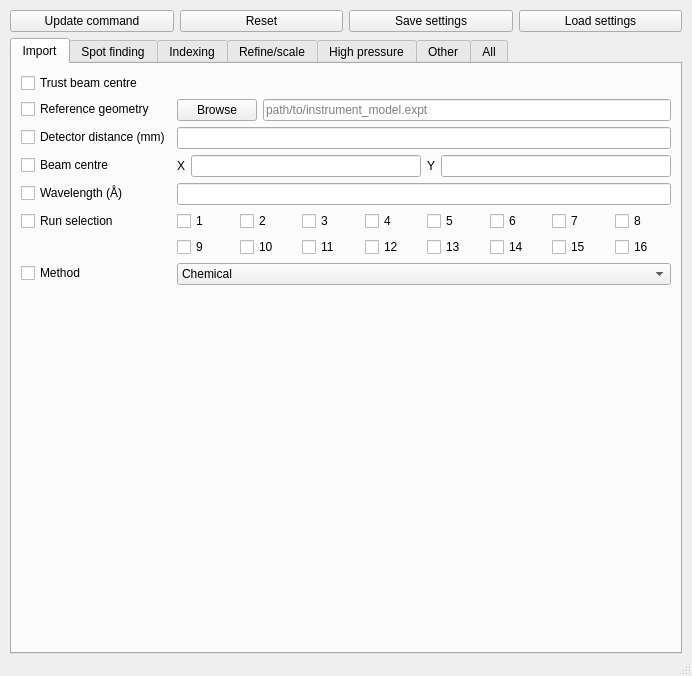
This is i19-gui/OptionsWindow.ui in xia2/i19-gui as Qt 5 draws it before an edit. The edited form follows.
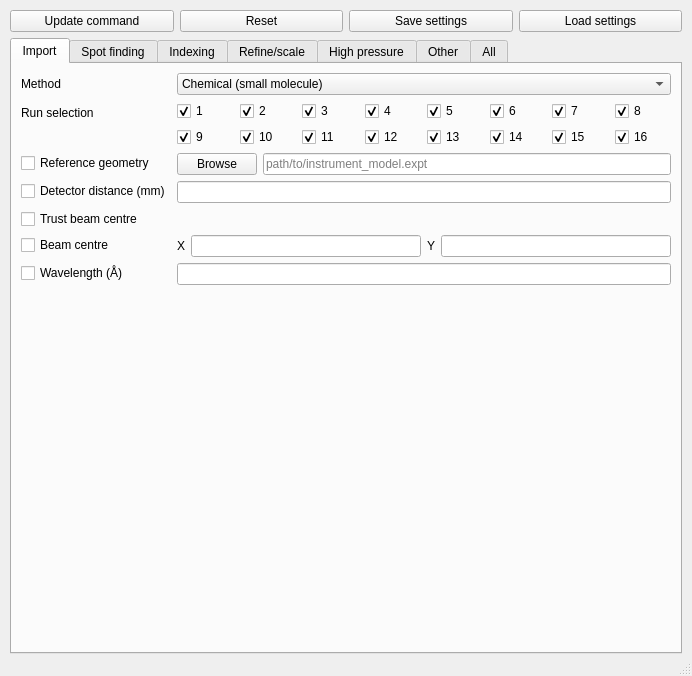
This is the edited form.

Commit message:
Define the translation of options to PHIL params
Also add some handy placeholder text in some of the options widgets.

The edit to the form file:
```diff
--- a/i19-gui/OptionsWindow.ui
+++ b/i19-gui/OptionsWindow.ui
@@ -85,16 +85,27 @@
        </attribute>
        <layout class="QFormLayout" name="formLayout_4">
         <item row="0" column="0">
-         <widget class="QCheckBox" name="import_TrustBeamCentre">
-          <property name="statusTip">
-           <string>Use the beam centre listed in the image headers, do not refine the beam centre.</string>
-          </property>
+         <widget class="QLabel" name="label_2">
           <property name="text">
-           <string>Trust beam centre</string>
+           <string>Method</string>
           </property>
          </widget>
         </item>
-        <item row="1" column="0">
+        <item row="0" column="1">
+         <widget class="QComboBox" name="comboBox">
+          <item>
+           <property name="text">
+            <string>Chemical (small molecule)</string>
+           </property>
+          </item>
+          <item>
+           <property name="text">
+            <string>Macromolecular</string>
+           </property>
+          </item>
+         </widget>
+        </item>
+        <item row="4" column="0">
          <widget class="QCheckBox" name="import_ReferenceGeometry">
           <property name="statusTip">
            <string>Use a calibrated instrument model (&lt;visit-directory&gt;/processed/dataset/DataFiles/*.expt).</string>
@@ -104,7 +115,7 @@
           </property>
          </widget>
         </item>
-        <item row="1" column="1">
+        <item row="4" column="1">
          <layout class="QHBoxLayout" name="horizontalLayout_6">
           <item>
            <widget class="QPushButton" name="importReferenceGeometryBrowse">
@@ -131,7 +142,7 @@
           </item>
          </layout>
         </item>
-        <item row="2" column="0">
+        <item row="5" column="0">
          <widget class="QCheckBox" name="import_DD">
           <property name="statusTip">
            <string>Override the detector distance.</string>
@@ -141,7 +152,7 @@
           </property>
          </widget>
         </item>
-        <item row="2" column="1">
+        <item row="5" column="1">
          <widget class="QLineEdit" name="import_DD_lineEdit">
           <property name="statusTip">
            <string>e.g. 85.19</string>
@@ -151,7 +162,7 @@
           </property>
          </widget>
         </item>
-        <item row="3" column="0">
+        <item row="7" column="0">
          <widget class="QCheckBox" name="import_BeamCentre">
           <property name="statusTip">
            <string>Override the beam centre from the image headers.</string>
@@ -161,7 +172,7 @@
           </property>
          </widget>
         </item>
-        <item row="3" column="1">
+        <item row="7" column="1">
          <layout class="QHBoxLayout" name="horizontalLayout_13">
           <item>
            <layout class="QHBoxLayout" name="horizontalLayout_12">
@@ -207,7 +218,7 @@
           </item>
          </layout>
         </item>
-        <item row="4" column="0">
+        <item row="8" column="0">
          <widget class="QCheckBox" name="import_Wavelengh">
           <property name="statusTip">
            <string>Override the wavelength.</string>
@@ -217,15 +228,15 @@
           </property>
          </widget>
         </item>
-        <item row="4" column="1">
+        <item row="8" column="1">
          <widget class="QLineEdit" name="import_wavelength_lineEdit">
           <property name="statusTip">
            <string>e.g. 0.6889</string>
           </property>
          </widget>
         </item>
-        <item row="5" column="0">
-         <widget class="QCheckBox" name="Import_RunSelectorr_checkBox">
+        <item row="2" column="0">
+         <widget class="QLabel" name="label_3">
           <property name="statusTip">
            <string>Select which sweeps to process.</string>
           </property>
@@ -234,13 +245,16 @@
           </property>
          </widget>
         </item>
-        <item row="5" column="1">
+        <item row="2" column="1">
          <layout class="QGridLayout" name="gridLayoutRunSelection">
           <item row="0" column="2">
            <widget class="QCheckBox" name="Import_RunSelectorr_checkBox_3">
             <property name="text">
              <string>3</string>
             </property>
+            <property name="checked">
+             <bool>true</bool>
+            </property>
            </widget>
           </item>
           <item row="1" column="0">
@@ -248,6 +262,9 @@
             <property name="text">
              <string>9</string>
             </property>
+            <property name="checked">
+             <bool>true</bool>
+            </property>
            </widget>
           </item>
           <item row="0" column="1">
@@ -255,6 +272,9 @@
             <property name="text">
              <string>2</string>
             </property>
+            <property name="checked">
+             <bool>true</bool>
+            </property>
            </widget>
           </item>
           <item row="0" column="4">
@@ -262,6 +282,9 @@
             <property name="text">
              <string>5</string>
             </property>
+            <property name="checked">
+             <bool>true</bool>
+            </property>
            </widget>
           </item>
           <item row="0" column="6">
@@ -269,6 +292,9 @@
             <property name="text">
              <string>7</string>
             </property>
+            <property name="checked">
+             <bool>true</bool>
+            </property>
            </widget>
           </item>
           <item row="1" column="2">
@@ -276,6 +302,9 @@
             <property name="text">
              <string>11</string>
             </property>
+            <property name="checked">
+             <bool>true</bool>
+            </property>
            </widget>
           </item>
           <item row="1" column="3">
@@ -283,6 +312,9 @@
             <property name="text">
              <string>12</string>
             </property>
+            <property name="checked">
+             <bool>true</bool>
+            </property>
            </widget>
           </item>
           <item row="0" column="7">
@@ -290,6 +322,9 @@
             <property name="text">
              <string>8</string>
             </property>
+            <property name="checked">
+             <bool>true</bool>
+            </property>
            </widget>
           </item>
           <item row="0" column="3">
@@ -297,6 +332,9 @@
             <property name="text">
              <string>4</string>
             </property>
+            <property name="checked">
+             <bool>true</bool>
+            </property>
            </widget>
           </item>
           <item row="1" column="7">
@@ -304,6 +342,9 @@
             <property name="text">
              <string>16</string>
             </property>
+            <property name="checked">
+             <bool>true</bool>
+            </property>
            </widget>
           </item>
           <item row="1" column="4">
@@ -311,6 +352,9 @@
             <property name="text">
              <string>13</string>
             </property>
+            <property name="checked">
+             <bool>true</bool>
+            </property>
            </widget>
           </item>
           <item row="1" column="6">
@@ -318,6 +362,9 @@
             <property name="text">
              <string>15</string>
             </property>
+            <property name="checked">
+             <bool>true</bool>
+            </property>
            </widget>
           </item>
           <item row="1" column="5">
@@ -325,6 +372,9 @@
             <property name="text">
              <string>14</string>
             </property>
+            <property name="checked">
+             <bool>true</bool>
+            </property>
            </widget>
           </item>
           <item row="0" column="0">
@@ -332,6 +382,9 @@
             <property name="text">
              <string>1</string>
             </property>
+            <property name="checked">
+             <bool>true</bool>
+            </property>
            </widget>
           </item>
           <item row="0" column="5">
@@ -339,6 +392,9 @@
             <property name="text">
              <string>6</string>
             </property>
+            <property name="checked">
+             <bool>true</bool>
+            </property>
            </widget>
           </item>
           <item row="1" column="1">
@@ -346,34 +402,23 @@
             <property name="text">
              <string>10</string>
             </property>
+            <property name="checked">
+             <bool>true</bool>
+            </property>
            </widget>
           </item>
          </layout>
         </item>
         <item row="6" column="0">
-         <widget class="QCheckBox" name="checkBox">
+         <widget class="QCheckBox" name="import_TrustBeamCentre">
           <property name="statusTip">
            <string>Use default parameters for small-molecule (chemical) or macromolecular crystallography.</string>
           </property>
           <property name="text">
-           <string>Method</string>
+           <string>Trust beam centre</string>
           </property>
          </widget>
         </item>
-        <item row="6" column="1">
-         <widget class="QComboBox" name="comboBox">
-          <item>
-           <property name="text">
-            <string>Chemical</string>
-           </property>
-          </item>
-          <item>
-           <property name="text">
-            <string>Macromolecular</string>
-           </property>
-          </item>
-         </widget>
-        </item>
        </layout>
       </widget>
       <widget class="QWidget" name="xia2options_SpotFinding">
```
Left out of the diff: 288 changed lines with no effect on the pictures. The commit also changes 1 other file.
